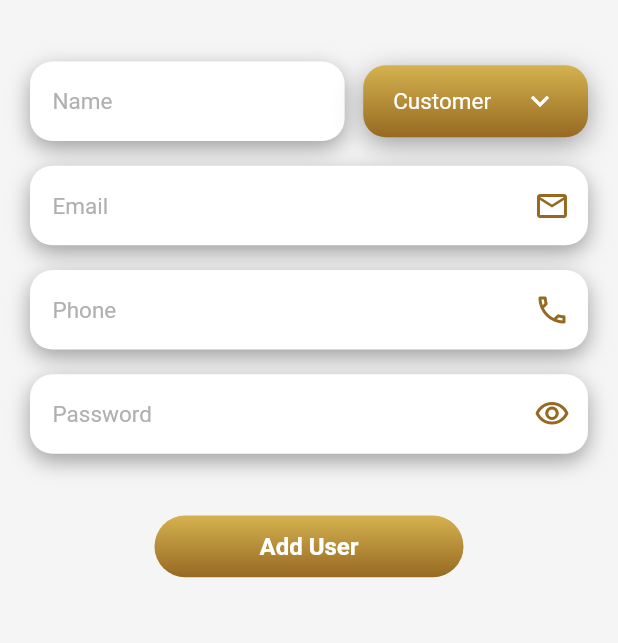
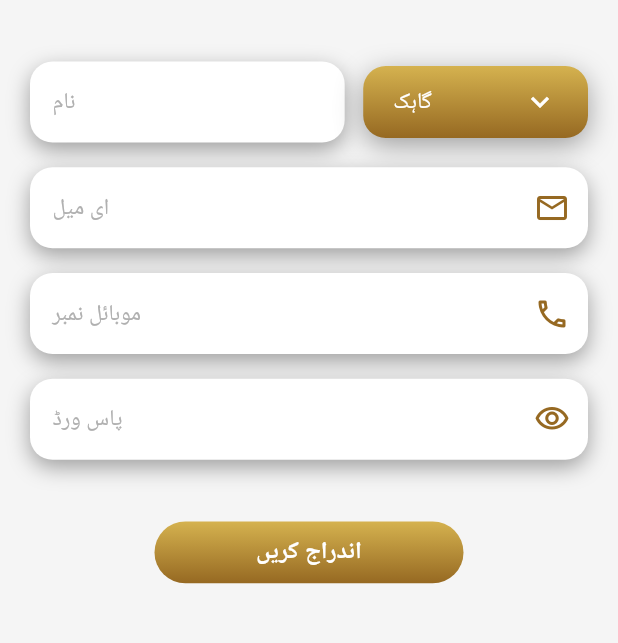
Before and after one commit to SufyanSajid/anees_casting, a Flutter app: the UserScreen screen opened by its route, after a tap on the "add" icon, on a phone screen of 412 x 824 dp, the part 300-943 px from its top. Run offline on Flutter 3.47's test engine with Material 2 defaults, Android fonts, the phone set to English and light mode, and no system bars; our stand-ins replace cached_network_image, extended_image, file_picker, flutter_svg, google_fonts, share_plus and 1 more; missing offline and left inert: flutter_iconpicker; accounts and stored records are empty; network calls fail; Roboto replaces fonts that are missing (Poppins-thins, Ubuntu).

Commit message:
mobile language change

```diff
--- a/lib/Models/language.dart
+++ b/lib/Models/language.dart
@@ -24,6 +24,24 @@ class Language extends ChangeNotifier {
     'User': ' User',
     'all users here': 'All users here',
     'all': "all",
+    'password': 'Password',
+    'email': 'email',
+    'name': 'name',
+    'phone': 'phone',
+    'add user': 'add user',
+    'edit user': 'edit user',
+    'log': 'Log',
+    'users activities': 'users activities',
+    'share': 'Share',
+    'activity': 'Activity',
+    'profile': 'Profile',
+    'edit your profile': 'Edit Your Profile',
+    'change name': 'Change Name',
+    'change password': 'Change Password',
+    'new password': 'New Password',
+    'confirm new password': 'Confirm New Password',
+    'first name': 'First Name',
+    'last name': 'Last Name',
     'language': 'English',
   };
   Map<String, String> urdu = {
@@ -41,6 +59,24 @@ class Language extends ChangeNotifier {
     'all': "تمام",
     'user': ' صارف',
     'all users here': 'تمام صارف',
+    'password': 'پاس ورڈ',
+    'email': 'ای میل',
+    'name': 'نام',
+    'phone': 'موبائل نمبر',
+    'edit user': 'تبدیل کریں',
+    'add user': 'اندراج کریں',
+    'log': 'لاگ',
+    'users activities': 'صارف کی سرگرمیاں',
+    'share': 'شیئر',
+    'activity': 'سرگرمی',
+    'profile': 'پروفائل',
+    'edit your profile': 'پروفائل تبدیل کریں',
+    'change name': 'نام تبدیل کریں',
+    'change password': 'پاس ورڈ تبدیل کریں',
+    'new password': 'نیا پاس ورڈ',
+    'confirm new password': 'نیا پاس ورڈ',
+    'first name': 'پہلا نام',
+    'last name': 'آخری نام',
     'language': 'اردو',
   };
 
@@ -63,7 +99,6 @@ class Language extends ChangeNotifier {
     var shared = await SharedPreferences.getInstance();
     if (shared.containsKey('language')) {
       var lang = shared.get('language');
-      print('gsdhsgfgshddfhs');
       currentLang = lang == language.English.toString()
           ? language.English
           : language.Urdu;
--- a/lib/Screen/Admin/users/add_user.dart
+++ b/lib/Screen/Admin/users/add_user.dart
@@ -8,6 +8,7 @@ import 'package:anees_costing/Models/user.dart';
 import 'package:anees_costing/Widget/drawer.dart';
 import 'package:anees_costing/Widget/snakbar.dart';
 import 'package:provider/provider.dart';
+import '../../../Models/language.dart';
 import '/Helpers/show_snackbar.dart';
 import 'package:anees_costing/Widget/adaptive_indecator.dart';
 import 'package:anees_costing/Widget/appbar.dart';
@@ -155,7 +156,6 @@ class _AddUserFeildsState extends State<AddUserFeilds> {
     });
 
     if (role.toLowerCase() != widget.user!.role.toLowerCase()) {
-      print('changing role');
       Provider.of<Users>(context, listen: false).updateUserRole(
         userId: widget.user!.id,
         userToken: currentUser!.token,
@@ -163,7 +163,6 @@ class _AddUserFeildsState extends State<AddUserFeilds> {
       );
     }
     if (_passwordController.text.isNotEmpty) {
-      print('changinb pass');
       Provider.of<Auth>(context, listen: false).changePassword(
         password: _passwordController.text.trim(),
         userId: widget.user!.id,
@@ -222,7 +221,6 @@ class _AddUserFeildsState extends State<AddUserFeilds> {
             password: _passwordController.text.trim())
         .then((value) async {
       userId = value;
-      print('yeh h userId $value');
       await Provider.of<Users>(context, listen: false).updateUserRole(
           userId: value.toString(),
           userRole: role,
@@ -277,7 +275,6 @@ class _AddUserFeildsState extends State<AddUserFeilds> {
     currentUser = Provider.of<Auth>(context, listen: false).currentUser;
     // TODO: implement initState
     if (widget.action == 'edit') {
-      print('111111111111${widget.user!.role}');
       _nameController.text = widget.user!.name;
       print(_nameController.text);
       _emailController.text = widget.user!.email;
@@ -315,6 +312,8 @@ class _AddUserFeildsState extends State<AddUserFeilds> {
 
   @override
   Widget build(BuildContext context) {
+    var langProvider = Provider.of<Language>(context);
+
     return Column(
       children: [
         Container(
@@ -344,7 +343,7 @@ class _AddUserFeildsState extends State<AddUserFeilds> {
             Expanded(
               flex: 7,
               child: InputFeild(
-                  hinntText: 'Name',
+                  hinntText: langProvider.get('Name'),
                   validatior: () {},
                   inputController: _nameController),
             ),
@@ -354,17 +353,17 @@ class _AddUserFeildsState extends State<AddUserFeilds> {
             Expanded(
               flex: 5,
               child: CustomDropDown(
-                  items: const [
-                    'Customer',
-                    'Admin',
-                    'Seller',
+                items: [
+                  langProvider.get('Customer'),
+                  langProvider.get('Admin'),
+                  langProvider.get('Seller'),
                 ],
-                  firstSelect: widget.action == 'edit' ? widget.user!.role : '',
+                firstSelect: widget.action == 'edit' ? langProvider.get(widget.user!.role)  : '',
                 onChanged: (value) {
-                    print(value);
                   role = value;
                 },
-                ))
+              ),
+            )
           ],
         ),
         SizedBox(
@@ -372,7 +371,7 @@ class _AddUserFeildsState extends State<AddUserFeilds> {
         ),
         InputFeild(
             suffix: Icons.email_outlined,
-            hinntText: 'Email',
+            hinntText: langProvider.get('Email'),
             readOnly: widget.action == 'edit' ? true : false,
             validatior: () {},
             inputController: _emailController),
@@ -381,7 +380,7 @@ class _AddUserFeildsState extends State<AddUserFeilds> {
         ),
         InputFeild(
             suffix: Icons.phone_outlined,
-            hinntText: 'Phone',
+            hinntText: langProvider.get('Phone'),
             validatior: () {},
             inputController: _phoneController),
         SizedBox(
@@ -395,7 +394,7 @@ class _AddUserFeildsState extends State<AddUserFeilds> {
                 isPassSecure = !isPassSecure;
               });
             },
-            hinntText: 'Password',
+            hinntText: langProvider.get('Password'),
             validatior: () {},
             inputController: _passwordController),
         SizedBox(
@@ -410,7 +409,9 @@ class _AddUserFeildsState extends State<AddUserFeilds> {
                     height: height(context),
                     width: width(context),
                     onTap: widget.action == 'edit' ? _editUser : _sigUpUser,
-                    title: widget.action == 'edit' ? 'Edit User' : 'Add User'),
+                    title: widget.action == 'edit'
+                        ? langProvider.get('Edit User')
+                        : langProvider.get('Add User')),
               )
       ],
     );
--- a/lib/Screen/Common/profile.dart
+++ b/lib/Screen/Common/profile.dart
@@ -2,6 +2,7 @@ import 'dart:io';
 
 import 'package:anees_costing/Helpers/firebase_auth.dart';
 import 'package:anees_costing/Models/auth.dart';
+import 'package:anees_costing/Models/language.dart';
 import 'package:anees_costing/Models/user.dart';
 import 'package:anees_costing/Screen/Admin/homepage/admin_home.dart';
 import 'package:anees_costing/Widget/appbar.dart';
@@ -36,6 +37,7 @@ class _ProfileScreenState extends State<ProfileScreen> {
   final _nameFormKey = GlobalKey<FormState>();
   final _passwordFormKey = GlobalKey<FormState>();
   final GlobalKey<ScaffoldState> _scaffoldKey = GlobalKey<ScaffoldState>();
+
 
   int index = 0;
   bool isLoading = false;
@@ -133,6 +135,8 @@ class _ProfileScreenState extends State<ProfileScreen> {
 
   @override
   Widget build(BuildContext context) {
+    var langProvider = Provider.of<Language>(context);
+
     var height = MediaQuery.of(context).size.height / 100;
     var width = MediaQuery.of(context).size.width / 100;
 
@@ -148,8 +152,8 @@ class _ProfileScreenState extends State<ProfileScreen> {
               Padding(
                 padding: const EdgeInsets.symmetric(horizontal: 20),
                 child: Appbar(
-                    title: 'Profile',
-                    subtitle: 'Edit Your Profile',
+                    title: langProvider.get('Profile') ,
+                    subtitle: langProvider.get('Edit Your Profile') ,
                     svgIcon: 'assets/icons/profile.svg',
                     leadingIcon: Icons.home,
                     leadingTap: () {
@@ -214,7 +218,7 @@ class _ProfileScreenState extends State<ProfileScreen> {
                       height: height * 0.2,
                     ),
                     Text(
-                      '( ${currentUser.role} )',
+                    langProvider.get(currentUser.role),
                       textAlign: TextAlign.center,
                       style: TextStyle(color: contentColor, fontSize: 12),
                     ),
@@ -262,7 +266,7 @@ class _ProfileScreenState extends State<ProfileScreen> {
                                     ]),
                                 child: Center(
                                   child: Text(
-                                    'Change Name',
+                                  langProvider.get('Change Name')  ,
                                     style: TextStyle(
                                         color: index == 0
                                             ? Colors.white
@@ -292,7 +296,7 @@ class _ProfileScreenState extends State<ProfileScreen> {
                                     borderRadius: BorderRadius.circular(30)),
                                 child: Center(
                                   child: Text(
-                                    'Change Password',
+                                   langProvider.get('Change Password')   ,
                                     style: TextStyle(
                                         color: index == 1
                                             ? Colors.white
@@ -317,7 +321,7 @@ class _ProfileScreenState extends State<ProfileScreen> {
                             children: [
                               InputFeild(
                                   readOnly: true,
-                                  hinntText: 'Email here',
+                                  hinntText: langProvider.get('Email here') ,
                                   validatior: (String value) {
                                     if (value.isEmpty) {
                                       return '';
@@ -330,7 +334,7 @@ class _ProfileScreenState extends State<ProfileScreen> {
                               SizedBox(
                                 child: InputFeild(
                                     textInputAction: TextInputAction.next,
-                                    hinntText: 'First Name',
+                                    hinntText: langProvider.get('First Name') ,
                                     validatior: (String value) {
                                       if (value.isEmpty) {
                                         return '';
@@ -343,7 +347,7 @@ class _ProfileScreenState extends State<ProfileScreen> {
                               ),
                               InputFeild(
                                   textInputAction: TextInputAction.done,
-                                  hinntText: 'Last Name',
+                                  hinntText: langProvider.get('Last Name') ,
                                   validatior: (String value) {
                                     if (value.isEmpty) {
                                       return '';
@@ -363,7 +367,7 @@ class _ProfileScreenState extends State<ProfileScreen> {
                                       onTap: _nameChange,
                                       height: height,
                                       width: width,
-                                      title: 'Change Name'),
+                                      title: langProvider.get('Change Name') ),
                             ],
                           ),
                         ),
@@ -377,7 +381,7 @@ class _ProfileScreenState extends State<ProfileScreen> {
                             children: [
                               InputFeild(
                                   textInputAction: TextInputAction.next,
-                                  hinntText: 'New Password',
+                                  hinntText: langProvider.get('New Password') ,
                                   validatior: (String value) {
                                     if (value.isEmpty) {
                                       return '';
@@ -392,7 +396,7 @@ class _ProfileScreenState extends State<ProfileScreen> {
                               ),
                               InputFeild(
                                   textInputAction: TextInputAction.done,
-                                  hinntText: 'Confirm New Password',
+                                  hinntText: langProvider.get('Confirm New Password') ,
                                   validatior: (String value) {
                                     if (value.isEmpty) {
                                       return 'password didnot match';
@@ -415,7 +419,7 @@ class _ProfileScreenState extends State<ProfileScreen> {
                                       onTap: _passwordChange,
                                       height: height,
                                       width: width,
-                                      title: 'Change Password'),
+                                      title: langProvider.get('Change Password')),
                             ],
                           ),
                         ),
```
Also changed, not shown: lib/Screen/Admin/homepage/mobile.dart (+24 -20 lines), lib/Screen/Admin/logs/activitylog.dart (+9 -6 lines), lib/Screen/Admin/users/users.dart (+5 -6 lines). Lines whose indentation alone changed are shown as unchanged.
